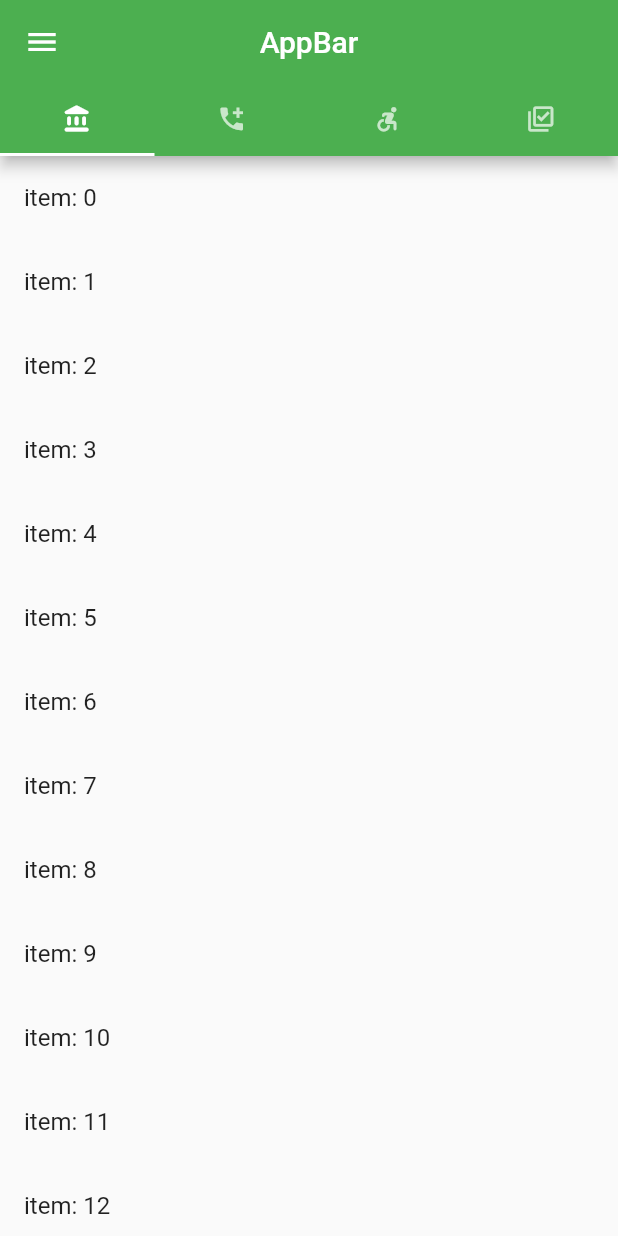
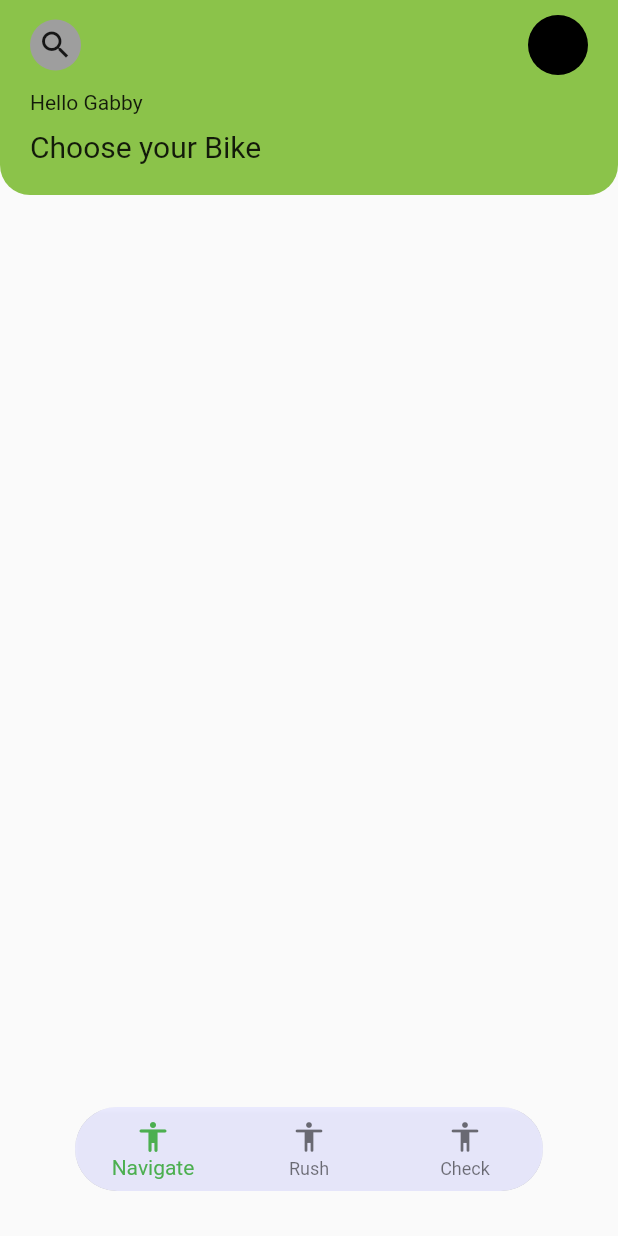
Before and after one commit to njoroge-kelvin/List-UI-App, a Flutter app: the ListApp screen opened by its route, on a phone screen of 412 x 824 dp. Run offline on Flutter 3.47's test engine with Material 2 defaults, Android fonts, the phone set to English and light mode, and no system bars; our stand-ins replace firebase_auth, firebase_core, image_picker, modal_progress_hud_nsn; accounts and stored records are empty; network calls fail.

Commit message:
Changed the main activity and modified the design

```diff
--- a/lib/MainApp.dart
+++ b/lib/MainApp.dart
@@ -18,20 +18,6 @@ List items = List.generate(100, (index) => 'item: $index');
 
 const TextStyle menuStyle = TextStyle(color: Colors.black, fontSize: 13.0);
 
-class MainApp extends StatefulWidget {
-  const MainApp({Key? key}) : super(key: key);
-
-  @override
-  State<MainApp> createState() => _MainAppState();
-}
-
-class _MainAppState extends State<MainApp> {
-  @override
-  Widget build(BuildContext context) {
-    return ListApp();
-  }
-}
-
 class ListApp extends StatefulWidget {
   const ListApp({Key? key}) : super(key: key);
 
@@ -42,64 +28,15 @@ class ListApp extends StatefulWidget {
 
 class _ListAppState extends State<ListApp> {
 
-
   @override
   Widget build(BuildContext context) {
-    return DefaultTabController(
-      length: 4,
-      child: Scaffold(
-          drawer: Drawer(
-            child: ListView(
-              children: <Widget>[
-                DrawerHeader(
-                  decoration: BoxDecoration(color: Colors.lightBlue),
-                  child: Padding(
-                    padding: const EdgeInsets.only(top: 38.0),
-                    child: Wrap(spacing: 70, children: const <Widget>[
-                      Icon(
-                        Icons.supervised_user_circle_rounded,
-                        size: 40,
-                      ),
-                      Text(
-                        'USER',
-                        style: TextStyle(color: Colors.black87, fontSize: 30),
-                      ),
-                    ]),
-                  ),
-                ),
-                ListTile()
-              ],
-            ),
-          ),
-          appBar: AppBar(
-            centerTitle: true,
-            title: Text('AppBar'),
-            bottom: TabBar(tabs: const[
-              Tab(
-                icon: Icon(size: 20.0, Icons.account_balance_rounded),
-              ),
-              Tab(
-                icon: Icon(size: 20.0, Icons.add_call),
-              ),
-              Tab(
-                icon: Icon(size: 20.0, Icons.accessible_forward_rounded),
-              ),
-              Tab(
-                icon: Icon(size: 20.0, Icons.library_add_check_outlined),
-              ),
-            ]),
-          ),
-          body: TabBarView(children: [
-
-            ListView.builder(
-                itemCount: 100,
-                prototypeItem: ListTile(leading: Icon(Icons.accessibility_rounded), trailing: Icon(Icons.airplane_ticket_rounded),title: Text(items.first),),
-                itemBuilder: (context, index){
-                  return ListTile(title: Text(items[index]),);
-                }),
-            Column(
+    return Scaffold(
+      extendBody: true,
+        body: Column(
           children: [
-                Container(
+            ClipRRect(
+              borderRadius: BorderRadius.only(bottomLeft: Radius.circular(20), bottomRight: Radius.circular(20)),
+              child: Container(
                 padding: EdgeInsets.symmetric(horizontal: 20, vertical: 10),
                 width: MediaQuery.of(context).size.width,
                 height: 130,
@@ -132,118 +69,25 @@ class _ListAppState extends State<ListApp> {
                     ),
                   ],
                 ),
+              ),
             )
           ],
         ),
-            ListView(scrollDirection: Axis.vertical, children: [
-              for (var i = 0; i < 101; i++)
-                Padding(
-                  padding: const EdgeInsets.all(10.0),
-                  child: Container(
-                    decoration: BoxDecoration(
-                        color: Colors.teal,
-                        borderRadius: BorderRadius.circular(15),
-                        boxShadow: [
-                          BoxShadow(
-                            color: Colors.grey.withOpacity(0.8),
-                            spreadRadius: 2,
-                            blurRadius: 7,
-                            offset: Offset(0, 3),
-                          ),
-                        ]),
-                    child: ListTile(
-                      leading: CircleAvatar(
-                        radius: 25,
-                        backgroundImage: AssetImage('assets/images/Image1.jpg'),
-                        child: GestureDetector(
-                          onTap: () async {
-                            await showDialog(
-                                context: context, builder: (_) => ItemList());
+      bottomNavigationBar: Padding(
+        padding: const EdgeInsets.symmetric(horizontal: 50, vertical: 30),
+        child: ClipRRect(
+          borderRadius: BorderRadius.circular(50),
+          child: BottomNavigationBar(
+            backgroundColor: Color(0xECE9E9FF),
+            elevation: 1.0,
+            onTap: (int value){
+              setState(() {
+              });
             },
-                        ),
-                      ),
-                      title: Text('Leading TextTile'),
-                      subtitle: Text('This is a TextTile widget'),
-                      trailing: Icon(Icons.ac_unit_outlined),
-                    ),
-                  ),
-                ),
-            ]),
-            ListView.builder(
-                itemCount: 100,
-                itemBuilder: (context, index) => ListTile(
-                  leading: Icon(Icons.add_alarm_outlined),
-                  title: Text('Today is Monday'),),),
-          ])),
-    );
-  }
-}
-
-class ItemList extends StatefulWidget {
-  const ItemList({Key? key}) : super(key: key);
-
-  @override
-  State<ItemList> createState() => _ItemListState();
-}
-
-class _ItemListState extends State<ItemList> {
-  int _selectedIndex = 0;
-
-  _onItemTapped(int index) {
-    setState(
-      () {
-        _selectedIndex = index;
-      },
-    );
-  }
-
-  @override
-  Widget build(BuildContext context) {
-    return Dialog(
-      child: Padding(
-        padding: const EdgeInsets.all(10.0),
-        child: SizedBox(
-          width: 300,
-          height: 300,
-          child: Column(
-            mainAxisAlignment: MainAxisAlignment.spaceBetween,
-            children: [
-              Row(
-                mainAxisAlignment: MainAxisAlignment.spaceBetween,
-                children: const [
-                  Icon(Icons.spatial_audio),
-                  Text(
-                    'This is your profile',
-                  ),
-                  CircleAvatar(
-                    radius: 15,
-                  ),
-                ],
-              ),
-              Text('Lorem Ipsum is simply dummy text of the printing '
-                  'and typesetting industry. Lorem Ipsum has been the industrys '
-                  'standard dummy text ever since the 1500s, when an unknown printer but also the leap into electronic '
-                  'typesetting, remaining essentially unchanged. It was popularised in the '),
-              BottomNavigationBar(
-                selectedItemColor: Colors.greenAccent,
-                elevation: 1,
-                onTap: _onItemTapped,
-                currentIndex: _selectedIndex,
             items: const [
-                  BottomNavigationBarItem(
-                    icon: Icon(Icons.home),
-                    label: 'Home',
-                  ),
-                  BottomNavigationBarItem(
-                    icon: Icon(Icons.business),
-                    label: 'Business',
-                  ),
-                  BottomNavigationBarItem(
-                    icon: Icon(Icons.school),
-                    label: 'School',
-                  ),
-                ],
-              )
+              BottomNavigationBarItem(icon: Icon(Icons.accessibility_rounded), label: 'Navigate'),
+              BottomNavigationBarItem(icon: Icon(Icons.accessibility_rounded), label: 'Rush'),
+              BottomNavigationBarItem(icon: Icon(Icons.accessibility_rounded), label: 'Check'),
             ],
           ),
         ),
--- a/pubspec.yaml
+++ b/pubspec.yaml
@@ -41,8 +41,8 @@ dependencies:
   #firebase_core for connecting to firebase apps
   #firebase_auth for authentication API
 
-  firebase_core: ^1.24.0
-  firebase_auth: ^3.11.2
+  firebase_core: ^2.1.1
+  firebase_auth: ^4.1.1
   modal_progress_hud: ^0.1.3
   font_awesome_flutter: ^10.2.1
   modal_progress_hud_nsn: ^0.3.0
```
Also changed, not shown: pubspec.lock. Lines whose indentation alone changed are shown as unchanged.
